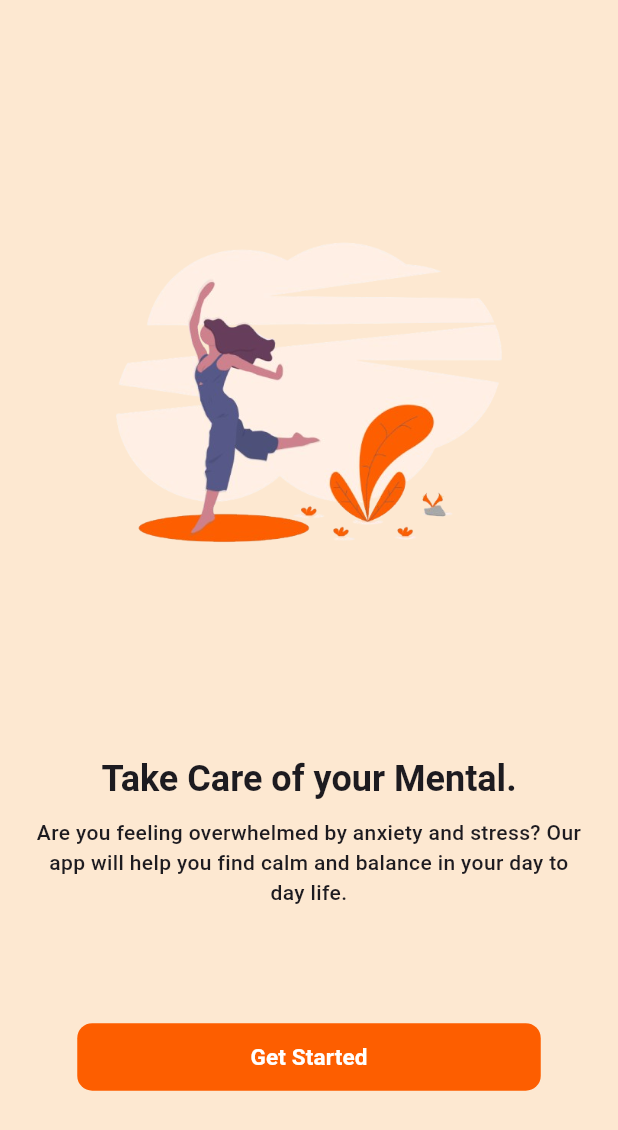
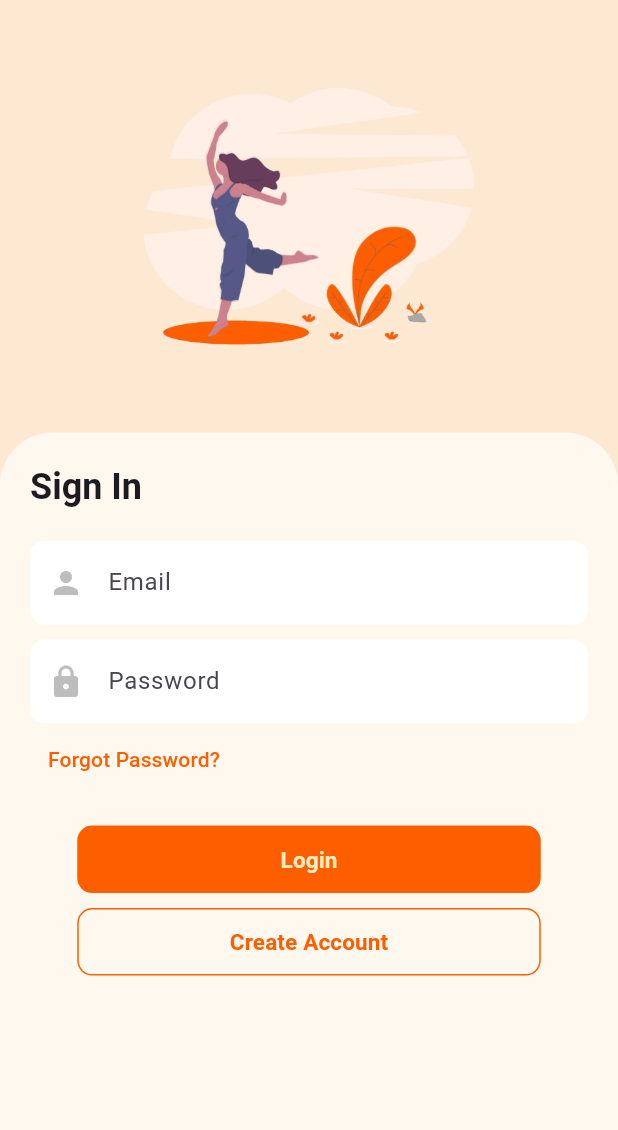
Before and after one commit to JoanNabusoba/Akili-Mtuwangu, a Flutter app: the screen it shows after launch, after a tap on "Get Started", on a phone screen of 412 x 824 dp. Shown: the top 1130 px of the screen. Run offline on Flutter 3.47's test engine with Material 3 defaults, Android fonts, the phone set to English and light mode, and no system bars; drawn by our look-alikes of flutter_form_builder; our stand-ins replace get.

Commit message:
added login page

```diff
--- a/lib/main.dart
+++ b/lib/main.dart
@@ -1,4 +1,5 @@
 import 'package:flutter/material.dart';
+import 'package:get/get.dart';
 import 'package:myapp/ui/onboarding.dart';
 
 void main() {
@@ -11,7 +12,7 @@ class MyApp extends StatelessWidget {
   // This widget is the root of your application.
   @override
   Widget build(BuildContext context) {
-    return MaterialApp(
+    return GetMaterialApp(
       title: 'Flutter Demo',
       debugShowCheckedModeBanner: false,
       theme: ThemeData(
--- /dev/null
+++ b/lib/ui/add_edititems.dart
@@ -0,0 +1,10 @@
+import 'package:flutter/material.dart';
+
+class AddEditItems extends StatelessWidget {
+  const AddEditItems({super.key});
+
+  @override
+  Widget build(BuildContext context) {
+    return Scaffold();
+  }
+}
--- /dev/null
+++ b/lib/ui/dashboard.dart
@@ -0,0 +1,10 @@
+import 'package:flutter/material.dart';
+
+class Dashboard extends StatelessWidget {
+  const Dashboard({super.key});
+
+  @override
+  Widget build(BuildContext context) {
+    return Scaffold();
+  }
+}
--- /dev/null
+++ b/lib/ui/login.dart
@@ -0,0 +1,141 @@
+import 'package:flutter/material.dart';
+import 'package:flutter_form_builder/flutter_form_builder.dart';
+import 'package:get/get.dart';
+import 'package:myapp/ui/dashboard.dart';
+import 'package:myapp/ui/signup.dart';
+import 'package:myapp/ui/widgets/akili_btn.dart';
+import 'package:myapp/ui/widgets/akili_textfield.dart';
+
+class Login extends StatefulWidget {
+  const Login({super.key});
+
+  @override
+  State<Login> createState() => _LoginState();
+}
+
+class _LoginState extends State<Login> {
+  final _formKey = GlobalKey<FormBuilderState>();
+  @override
+  Widget build(BuildContext context) {
+    return Scaffold(
+      //body
+      body: Container(
+        decoration: BoxDecoration(color: Color.fromRGBO(253, 232, 209, 1)),
+        width: Get.width,
+        height: Get.height,
+        child: Column(
+          children: [
+            //Image
+            Container(
+              width: Get.width * 0.6,
+              height: Get.height * .35,
+              decoration: BoxDecoration(
+                image: DecorationImage(
+                  image: AssetImage('img/banner2.png'),
+                  fit: BoxFit.contain,
+                ),
+              ),
+            ),
+            //Column for form
+            Expanded(
+              child: Container(
+                decoration: BoxDecoration(
+                  color: Color.fromRGBO(255, 248, 238, 1),
+                  borderRadius: BorderRadius.only(
+                    topLeft: Radius.circular(35),
+                    topRight: Radius.circular(35),
+                  ),
+                ),
+                width: Get.width,
+                padding: EdgeInsets.symmetric(vertical: 20, horizontal: 20),
+                child: SingleChildScrollView(
+                  child: FormBuilder(
+                    key: _formKey,
+                    child: Column(
+                      children: [
+                        //Title
+                        Container(
+                          alignment: Alignment.centerLeft,
+                          child: Text(
+                            "Sign In",
+                            style: Theme.of(context).textTheme.headlineSmall
+                                ?.copyWith(fontWeight: FontWeight.w600),
+                          ),
+                        ),
+                        const SizedBox(height: 20),
+                        AkiliTextfield(
+                          name: "Email",
+                          hintText: "Enter email",
+                          prefixIcon: Icons.person,
+                          labelText: "Email",
+                          keyboardType: TextInputType.emailAddress,
+                        ),
+                        const SizedBox(height: 10),
+                        AkiliTextfield(
+                          name: "Password",
+                          hintText: "Enter password",
+                          prefixIcon: Icons.lock,
+                          labelText: "Password",
+                          keyboardType: TextInputType.text,
+                          obscureText: true,
+                        ),
+                        //Forgot Password
+                        Container(
+                          alignment: Alignment.centerLeft,
+                          child: TextButton(
+                            onPressed: () {},
+                            child: Text(
+                              "Forgot Password?",
+                              textAlign: TextAlign.left,
+                              style: TextStyle(
+                                color: Color.fromRGBO(253, 94, 0, 1),
+                              ),
+                            ),
+                          ),
+                        ),
+                        const SizedBox(height: 20),
+                        //Akili button
+                        AkiliButton(
+                          text: "Login",
+                          onPressed: () {
+                            Get.to(() => Dashboard());
+                          },
+                        ),
+                        const SizedBox(height: 10),
+                        Container(
+                          width: MediaQuery.of(context).size.width * 0.75,
+                          height: 45,
+                          decoration: BoxDecoration(
+                            color: Colors.transparent,
+                            borderRadius: BorderRadius.circular(10),
+                            border: Border.all(
+                              color: Color.fromRGBO(253, 94, 0, 1),
+                              width: 1,
+                            ),
+                          ),
+                          child: TextButton(
+                            onPressed: () {
+                              Get.to(() => Signup());
+                            },
+                            child: Text(
+                              "Create Account",
+                              style: TextStyle(
+                                color: Color.fromRGBO(253, 94, 0, 1),
+                                fontSize: 15,
+                                fontWeight: FontWeight.bold,
+                              ),
+                            ),
+                          ),
+                        ),
+                      ],
+                    ),
+                  ),
+                ),
+              ),
+            ),
+          ],
+        ),
+      ),
+    );
+  }
+}
--- a/lib/ui/onboarding.dart
+++ b/lib/ui/onboarding.dart
@@ -1,4 +1,7 @@
 import 'package:flutter/material.dart';
+import 'package:get/get.dart';
+import 'package:myapp/ui/login.dart';
+import 'package:myapp/ui/widgets/akili_btn.dart';
 
 class Onboarding extends StatelessWidget {
   const Onboarding({super.key});
@@ -25,7 +28,7 @@ class Onboarding extends StatelessWidget {
                 ),
               ),
             ),
-            //Tex section
+            //Text section
             Column(
               children: [
                 Text(
@@ -44,25 +47,12 @@ class Onboarding extends StatelessWidget {
                 ),
               ],
             ),
-            Container(
-              width: MediaQuery.of(context).size.width * 0.75,
-              height: 45,
-              decoration: BoxDecoration(
-                color: Color.fromRGBO(253, 94, 0, 1),
-                borderRadius: BorderRadius.circular(10),
-              ),
-
-              child: TextButton(
-                onPressed: () {},
-                child: Text(
-                  "Get Started",
-                  style: TextStyle(
-                    color: Colors.white,
-                    fontSize: 15,
-                    fontWeight: FontWeight.bold,
-                  ),
-                ),
-              ),
+            //Button section
+            AkiliButton(
+              text: "Get Started",
+              onPressed: () {
+                Get.to(() => Login());
+              },
             ),
           ],
         ),
--- /dev/null
+++ b/lib/ui/signup.dart
@@ -0,0 +1,10 @@
+import 'package:flutter/material.dart';
+
+class Signup extends StatelessWidget {
+  const Signup({super.key});
+
+  @override
+  Widget build(BuildContext context) {
+    return Scaffold();
+  }
+}
--- /dev/null
+++ b/lib/ui/widgets/akili_btn.dart
@@ -0,0 +1,31 @@
+import 'package:flutter/material.dart';
+
+class AkiliButton extends StatelessWidget {
+  const AkiliButton({super.key, required this.text, required this.onPressed});
+  final String text;
+  final VoidCallback onPressed;
+
+  @override
+  Widget build(BuildContext context) {
+    return Container(
+      width: MediaQuery.of(context).size.width * 0.75,
+      height: 45,
+      decoration: BoxDecoration(
+        color: Color.fromRGBO(253, 94, 0, 1),
+        borderRadius: BorderRadius.circular(10),
+      ),
+
+      child: TextButton(
+        onPressed: onPressed,
+        child: Text(
+          text,
+          style: TextStyle(
+            color: Color.fromRGBO(254, 234, 189, 1),
+            fontSize: 15,
+            fontWeight: FontWeight.bold,
+          ),
+        ),
+      ),
+    );
+  }
+}
--- /dev/null
+++ b/lib/ui/widgets/akili_textfield.dart
@@ -0,0 +1,40 @@
+import 'package:flutter/material.dart';
+import 'package:flutter_form_builder/flutter_form_builder.dart';
+
+class AkiliTextfield extends StatelessWidget {
+  const AkiliTextfield({
+    super.key,
+    required this.name,
+    required this.hintText,
+    required this.prefixIcon,
+    required this.labelText,
+    required this.keyboardType,
+    this.obscureText,
+  });
+  final String name;
+  final String hintText;
+  final IconData prefixIcon;
+  final String labelText;
+  final TextInputType keyboardType;
+  final bool? obscureText;
+
+  @override
+  Widget build(BuildContext context) {
+    return FormBuilderTextField(
+      name: name,
+      decoration: InputDecoration(
+        hintText: hintText,
+        prefixIcon: Icon(prefixIcon, color: Colors.grey[400]),
+        border: OutlineInputBorder(
+          borderRadius: BorderRadius.circular(10),
+          borderSide: BorderSide(width: 0, style: BorderStyle.none),
+        ),
+        labelText: labelText,
+        hintStyle: TextStyle(color: Colors.grey[400]),
+        fillColor: Colors.white,
+        filled: true,
+      ),
+      keyboardType: keyboardType,
+    );
+  }
+}
--- a/pubspec.yaml
+++ b/pubspec.yaml
@@ -34,6 +34,8 @@ dependencies:
   # The following adds the Cupertino Icons font to your application.
   # Use with the CupertinoIcons class for iOS style icons.
   cupertino_icons: ^1.0.8
+  get: ^4.7.2
+  flutter_form_builder: ^10.1.0
 
 dev_dependencies:
   flutter_test:
@@ -44,7 +46,7 @@ dev_dependencies:
   # activated in the `analysis_options.yaml` file located at the root of your
   # package. See that file for information about deactivating specific lint
   # rules and activating additional ones.
-  flutter_lints: ^5.0.0
+  flutter_lints: ^6.0.0
 
 # For information on the generic Dart part of this file, see the
 # following page: https://dart.dev/tools/pub/pubspec
```
Also changed, not shown: img/mental1.jpg (added), pubspec.lock.
